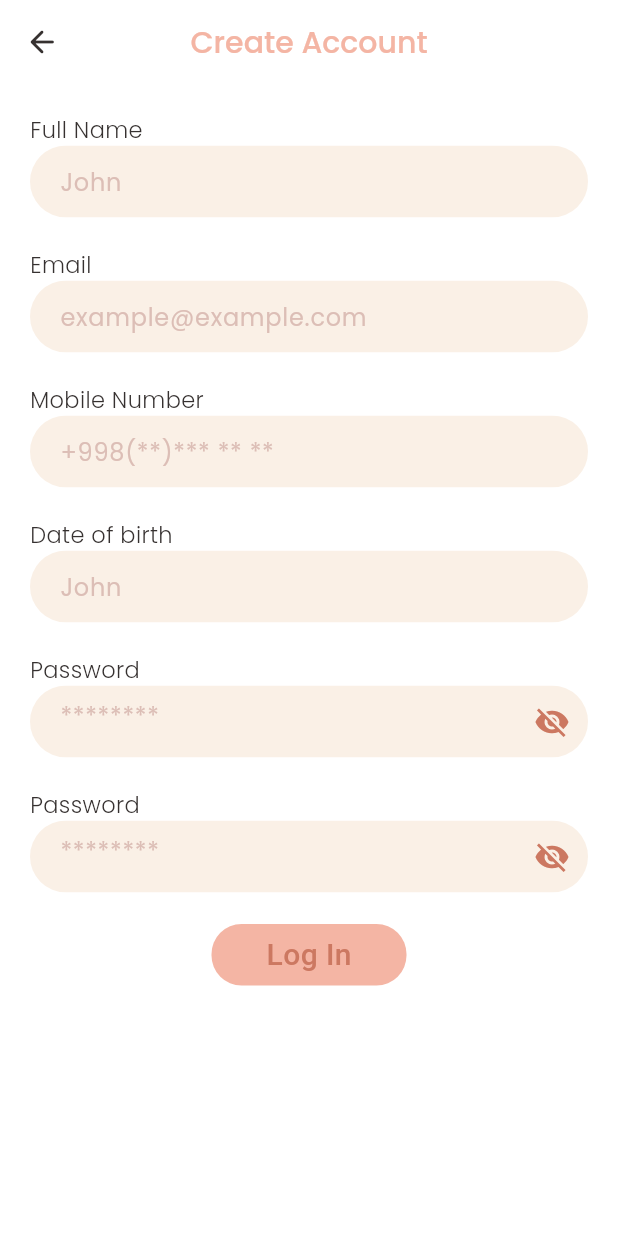
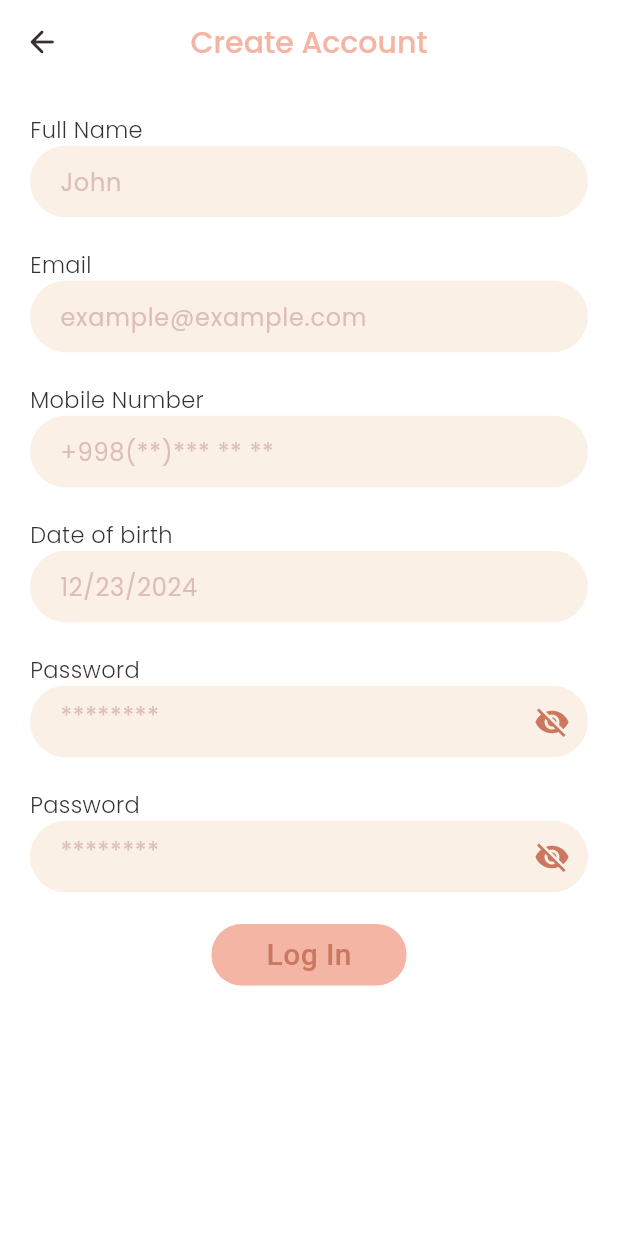
Before and after one commit to Devaxiis/home_decore, a Flutter app: the SignUpScreen screen opened directly, on a phone screen of 412 x 824 dp. Run offline on Flutter 3.47's test engine with Material 3 defaults, Android fonts, the phone set to English and light mode, and no system bars; our stand-ins replace cherry_toast, flutter_animate, flutter_dotenv, mask_text_input_formatter, smooth_page_indicator.

Commit message:
data yangiladi

```diff
--- a/lib/src/presentation/ui/sign_up_screen.dart
+++ b/lib/src/presentation/ui/sign_up_screen.dart
@@ -64,7 +64,7 @@ class _SignUpScreenState extends State<SignUpScreen> {
                   isNumber: true,),
             LoginScreenTxtfild(
                   title: "Date of birth",
-                  hinttitle: "John",
+                  hinttitle: "12/23/2024",
                   isHaveEye: false,
                   controller: controllerDate,
                   isNumber: false,),
--- a/lib/src/presentation/widgets/login_screen_txtfild.dart
+++ b/lib/src/presentation/widgets/login_screen_txtfild.dart
@@ -45,7 +45,7 @@ class _LoginScreenTxtfildState extends State<LoginScreenTxtfild> {
                 keyboardType: widget.isHaveEye
                     ? TextInputType.name
                     : TextInputType.emailAddress,
-                obscureText: !isVisable,
+                obscureText: widget.isHaveEye? !isVisable: false,
                 inputFormatters: widget.isNumber ?[AppInputFormatter.maskFormatter]:null,
                 decoration: InputDecoration(
                     hintText: widget.hinttitle,
--- a/lib/src/utils/app_input_formatter.dart
+++ b/lib/src/utils/app_input_formatter.dart
@@ -2,8 +2,10 @@ import 'package:mask_text_input_formatter/mask_text_input_formatter.dart';
 
 class AppInputFormatter {
   static final maskFormatter = MaskTextInputFormatter(
-  mask: '+# (###) ###-##-##',
+  mask: '+### (##) ###-##-##',
   filter: { "#": RegExp(r'[0-9]') },
   type: MaskAutoCompletionType.lazy
 );
+
+
 }
```
Also changed, not shown: lib/src/presentation/ui/login_screen.dart (+9 -5 lines).
